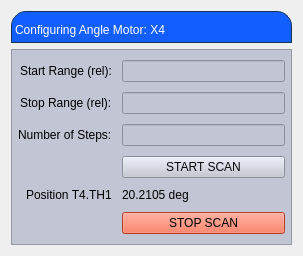
This is angle_x4.ui in carogee/snd_screens as Qt 5 draws it before an edit. The edited form follows.
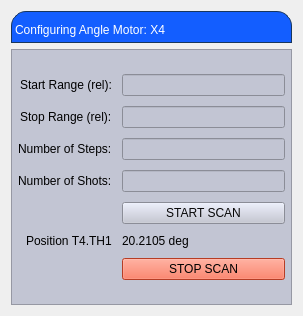
This is the edited form. Custom widgets are drawn as their Qt base class.

Commit message: add option to change nShots

Diff of the .ui file:
```diff
--- a/angle_x4.ui
+++ b/angle_x4.ui
@@ -7,7 +7,7 @@
     <x>0</x>
     <y>0</y>
     <width>303</width>
-    <height>256</height>
+    <height>316</height>
    </rect>
   </property>
   <property name="windowTitle">
@@ -87,7 +87,7 @@
            <number>6</number>
           </property>
           <item row="1" column="0">
-           <widget class="QLabel" name="label_2">
+           <widget class="QLabel" name="StartRange">
             <property name="text">
              <string>Start Range (rel):</string>
             </property>
@@ -122,13 +122,10 @@
             <property name="channel" stdset="0">
              <string/>
             </property>
-            <property name="displayFormat" stdset="0">
-             <enum>PyDMLineEdit::String</enum>
-            </property>
            </widget>
           </item>
           <item row="2" column="0">
-           <widget class="QLabel" name="label_3">
+           <widget class="QLabel" name="StopRange">
             <property name="text">
              <string>Stop Range (rel):</string>
             </property>
@@ -169,7 +166,7 @@
            </widget>
           </item>
           <item row="3" column="0">
-           <widget class="QLabel" name="label_4">
+           <widget class="QLabel" name="nSteps">
             <property name="text">
              <string>Number of Steps:</string>
             </property>
@@ -209,8 +206,8 @@
             </property>
            </widget>
           </item>
-          <item row="4" column="0">
-           <widget class="PyDMByteIndicator" name="PyDMByteIndicator">
+          <item row="5" column="0">
+           <widget class="PyDMByteIndicator" name="PyDMByteIndicator" native="true">
             <property name="toolTip">
              <string/>
             </property>
@@ -235,9 +232,6 @@
             <property name="circles" stdset="0">
              <bool>true</bool>
             </property>
-            <property name="labelPosition" stdset="0">
-             <enum>QTabWidget::South</enum>
-            </property>
             <property name="numBits" stdset="0">
              <number>1</number>
             </property>
@@ -251,7 +245,7 @@
             </property>
            </widget>
           </item>
-          <item row="4" column="1">
+          <item row="5" column="1">
            <widget class="PyDMPushButton" name="startButton">
             <property name="toolTip">
              <string/>
@@ -270,7 +264,7 @@
             </property>
            </widget>
           </item>
-          <item row="5" column="0">
+          <item row="6" column="0">
            <widget class="PyDMLabel" name="PyDMLabel">
             <property name="toolTip">
              <string/>
@@ -283,7 +277,7 @@
             </property>
            </widget>
           </item>
-          <item row="5" column="1">
+          <item row="6" column="1">
            <widget class="PyDMLabel" name="PyDMLabel_2">
             <property name="toolTip">
              <string/>
@@ -317,7 +311,7 @@
             </property>
            </widget>
           </item>
-          <item row="6" column="1">
+          <item row="7" column="1">
            <widget class="PyDMPushButton" name="stopButton">
             <property name="toolTip">
              <string/>
@@ -340,6 +334,16 @@
             </property>
            </widget>
           </item>
+          <item row="4" column="0">
+           <widget class="QLabel" name="nShots">
+            <property name="text">
+             <string>Number of Shots:</string>
+            </property>
+           </widget>
+          </item>
+          <item row="4" column="1">
+           <widget class="PyDMLineEdit" name="nShotsLineEdit"/>
+          </item>
          </layout>
         </item>
        </layout>
```
The commit also changes 6 other files.
